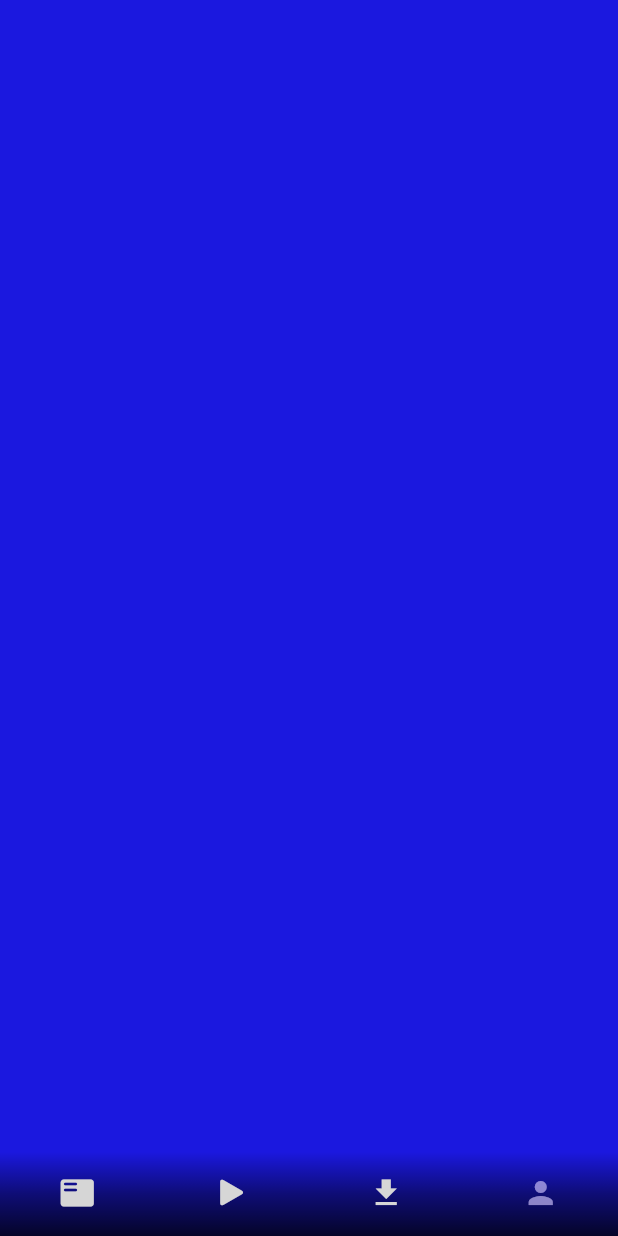
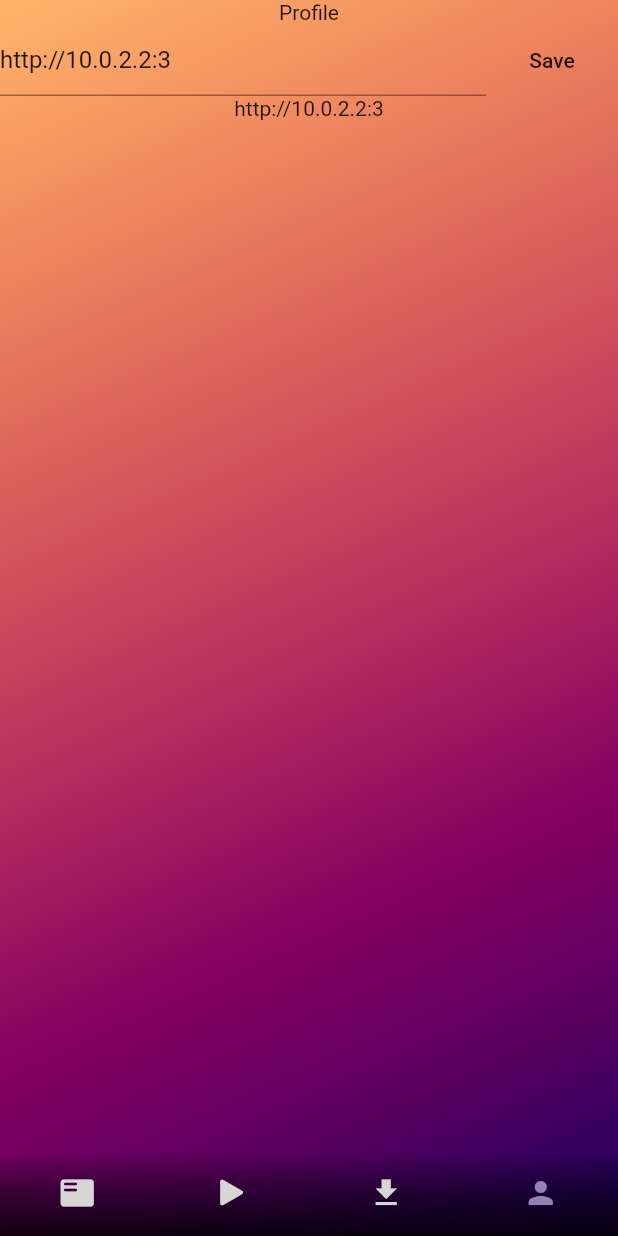
Before and after one commit to IgorBayerl/flutter_awesome_music_app, a Flutter app: the screen it shows after launch, swiped to page 4, on a phone screen of 412 x 824 dp. Run offline on Flutter 3.47's test engine with Material 2 defaults, Android fonts, the phone set to English and light mode, and no system bars; our stand-ins replace audio_video_progress_bar, dio, flutter_slidable, fluttertoast, get_it, lottie and 3 more; missing offline and left inert: transformer_page_view.

Commit message:
global state settings

```diff
--- a/lib/main.dart
+++ b/lib/main.dart
@@ -1,11 +1,14 @@
 import 'package:flutter/material.dart';
 import 'package:flutter_awesome_music_app/screens/appSceens/main.dart';
+import 'package:get_it/get_it.dart';
+import 'services/global_data.dart';
+import 'screens/onboarding/onboarding.dart';
 
-import 'screens/onboarding/onboarding.dart';
+
+
 
 class App extends StatelessWidget {
   const App({super.key});
-
   @override
   Widget build(BuildContext context) {
     return MaterialApp(
@@ -13,14 +16,16 @@ class App extends StatelessWidget {
       title: 'Onboarding Concept',
       home: Builder(
         builder: (BuildContext context) {
-          final screenHeight = MediaQuery.of(context).size.height;
-
-          // return Onboarding(screenHeight: screenHeight);
-          return AppScreens();
+          return const AppScreens();
         },
       ),
     );
   }
 }
 
-void main() => runApp(const App());
+
+final getIt = GetIt.instance;
+void main() => {
+      getIt.registerSingleton<GlobalData>(GlobalData(), signalsReady: true),
+      runApp(const App()),
+    };
--- a/lib/screens/appSceens/main.dart
+++ b/lib/screens/appSceens/main.dart
@@ -1,11 +1,12 @@
-
 import 'package:flutter/cupertino.dart';
 import 'package:flutter/material.dart';
 
 import 'package:flutter_awesome_music_app/screens/appSceens/player/player_page.dart';
 import 'package:flutter_awesome_music_app/screens/appSceens/playlist/playlist_page.dart';
+import 'package:flutter_awesome_music_app/screens/appSceens/profile/profile_page.dart';
 import 'package:flutter_awesome_music_app/screens/appSceens/search/search_page.dart';
-
+import 'package:flutter_awesome_music_app/services/global_data.dart';
+import 'package:get_it/get_it.dart';
 
 class AppScreens extends StatefulWidget {
   const AppScreens({super.key});
@@ -16,17 +17,25 @@ class AppScreens extends StatefulWidget {
 
 class _AppScreensState extends State<AppScreens>
     with SingleTickerProviderStateMixin {
-  final _pageController = PageController();
+  final _pageController = PageController(
+    initialPage: 1,
+  );
 
   late Animation<Color> bgAnimation;
 
-  int _selectedPageIndex = 0;
+  int _selectedPageIndex = 1;
 
-  get placeholder => null;
-
+  final GlobalData globalData = GetIt.I.get<GlobalData>();
   @override
   void initState() {
     super.initState();
+    _initGlobalData();
+  }
+
+  Future<void> _initGlobalData() async {
+    globalData.loadGlobalData().then((resData) {
+      setState(() => globalData.data = resData);
+    });
   }
 
   void _handleOnCLickBottomNav(int index) {
@@ -49,7 +58,6 @@ class _AppScreensState extends State<AppScreens>
 
   @override
   Widget build(BuildContext context) {
-
     return Scaffold(
       extendBody: true,
       backgroundColor: Colors.black,
@@ -77,16 +85,13 @@ class _AppScreensState extends State<AppScreens>
             physics: const NeverScrollableScrollPhysics(),
             controller: _pageController,
             onPageChanged: _handlePageChanged,
-            children: <Widget>[
-              const PlaylistPage(),
-              const PlayerPage(),
-              const SearchPage(),
-              Container(
-                color: const Color.fromARGB(255, 27, 24, 223),
-              ),
+            children: const <Widget>[
+              PlaylistPage(),
+              PlayerPage(),
+              SearchPage(),
+              ProfilePage(),
             ],
           ),
-
         ],
       ),
       bottomNavigationBar: Container(
--- /dev/null
+++ b/lib/screens/appSceens/profile/profile_page.dart
@@ -0,0 +1,70 @@
+import 'package:flutter/material.dart';
+import 'package:flutter_awesome_music_app/screens/appSceens/search/widgets/search_result_tile.dart';
+import 'package:flutter_awesome_music_app/services/global_data.dart';
+import 'package:flutter_awesome_music_app/services/search_service.dart';
+import 'package:fluttertoast/fluttertoast.dart';
+import 'package:get_it/get_it.dart';
+
+class ProfilePage extends StatefulWidget {
+  const ProfilePage({super.key});
+
+  @override
+  State<ProfilePage> createState() => _ProfilePageState();
+}
+
+class _ProfilePageState extends State<ProfilePage> {
+  final GlobalData globalData = GetIt.I.get<GlobalData>();
+  final TextEditingController _inputTextController = TextEditingController();
+
+  Future<void> _handleOnPressSave() async {
+    setState(() {
+      globalData.data["serverUrl"] = _inputTextController.text;
+    });
+    globalData.persistGlobalData();
+    Fluttertoast.showToast(msg: 'Saved');
+  }
+
+  @override
+  void initState() {
+    setState(() {
+      _inputTextController.text = globalData.data["serverUrl"]!;
+    });
+    super.initState();
+  }
+
+  @override
+  Widget build(BuildContext context) {
+    return Scaffold(
+      backgroundColor: Colors.transparent,
+      body: SafeArea(
+        child: Column(
+          children: [
+            Container(
+              child: const Text('Profile'),
+            ),
+            Row(
+              children: [
+                Expanded(
+                  child: Container(
+                    alignment: Alignment.center,
+                    child: TextField(
+                      controller: _inputTextController,
+                      decoration: const InputDecoration(
+                        hintText: 'Server URL',
+                      ),
+                    ),
+                  ),
+                ),
+                MaterialButton(
+                  onPressed: _handleOnPressSave,
+                  child: const Text('Save'),
+                ),
+              ],
+            ),
+            Text(globalData.data["serverUrl"]!),
+          ],
+        ),
+      ),
+    );
+  }
+}
--- /dev/null
+++ b/lib/services/api.dart
@@ -0,0 +1,13 @@
+import 'package:dio/dio.dart';
+import 'package:flutter_awesome_music_app/services/global_data.dart';
+import 'package:get_it/get_it.dart';
+
+final GlobalData globalData = GetIt.I.get<GlobalData>();
+
+final api = Dio(
+  BaseOptions(
+    baseUrl: globalData.data["serverUrl"] ?? 'http://10.0.2.2:3000',
+    connectTimeout: 5000,
+    receiveTimeout: 3000,
+  ),
+);
--- /dev/null
+++ b/lib/services/global_data.dart
@@ -0,0 +1,21 @@
+import 'package:shared_preferences/shared_preferences.dart';
+
+class GlobalData {
+  Map<String, String> data = {
+    "serverUrl": 'http://10.0.2.2:3',
+    "name": 'Global Data',
+  };
+
+  void persistGlobalData() async {
+    SharedPreferences prefs = await SharedPreferences.getInstance();
+    prefs.setString('serverUrl', data["serverUrl"]!);
+    prefs.setString('name', data["name"]!);
+  }
+
+  Future<Map<String, String>> loadGlobalData() async {
+    SharedPreferences prefs = await SharedPreferences.getInstance();
+    data["serverUrl"] = prefs.getString('serverUrl')!;
+    data["name"] = prefs.getString('name')!;
+    return data;
+  }
+}
```
Also changed, not shown: lib/screens/appSceens/playlist/playlist_page.dart (+10 -6 lines), lib/screens/appSceens/search/search_page.dart (+40 -8 lines), lib/screens/appSceens/search/widgets/search_result_tile.dart (added, +39 -0 lines), lib/services/search_service.dart (added, +21 -0 lines), pubspec.yaml (+4 -32 lines), pubspec.lock.
